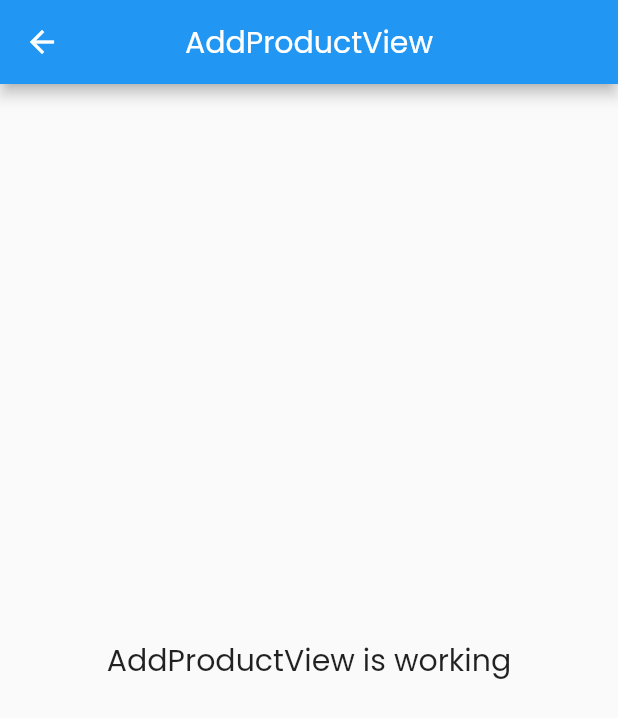
After one commit to dna2121/cafe_app, a Flutter app: the AddProductView screen opened by its route, on a phone screen of 412 x 824 dp. The commit adds this screen. Shown: the top 718 px of the screen. Run offline on Flutter 3.47's test engine with Material 2 defaults, Android fonts, the light colour scheme and no system bars; our stand-ins replace font_awesome_flutter, get.

Commit message:
get create page: add product

```diff
--- /dev/null
+++ b/lib/app/modules/add_product/views/add_product_view.dart
@@ -0,0 +1,24 @@
+import 'package:flutter/material.dart';
+
+import 'package:get/get.dart';
+
+import '../controllers/add_product_controller.dart';
+
+class AddProductView extends GetView<AddProductController> {
+  const AddProductView({Key? key}) : super(key: key);
+  @override
+  Widget build(BuildContext context) {
+    return Scaffold(
+      appBar: AppBar(
+        title: const Text('AddProductView'),
+        centerTitle: true,
+      ),
+      body: Center(
+        child: Text(
+          'AddProductView is working',
+          style: TextStyle(fontSize: 20),
+        ),
+      ),
+    );
+  }
+}
--- a/lib/app/routes/app_pages.dart
+++ b/lib/app/routes/app_pages.dart
@@ -1,5 +1,7 @@
 import 'package:get/get.dart';
 
+import '../modules/add_product/bindings/add_product_binding.dart';
+import '../modules/add_product/views/add_product_view.dart';
 import '../modules/home/bindings/home_binding.dart';
 import '../modules/home/views/home_view.dart';
 import '../modules/login/bindings/login_binding.dart';
@@ -44,5 +46,10 @@
       page: () => const ProductView(),
       binding: ProductBinding(),
     ),
+    GetPage(
+      name: _Paths.ADD_PRODUCT,
+      page: () => const AddProductView(),
+      binding: AddProductBinding(),
+    ),
   ];
 }
--- a/lib/app/routes/app_routes.dart
+++ b/lib/app/routes/app_routes.dart
@@ -9,6 +9,7 @@
   static const LANDING = _Paths.LANDING;
   static const PROFILE = _Paths.PROFILE;
   static const PRODUCT = _Paths.PRODUCT;
+  static const ADD_PRODUCT = _Paths.ADD_PRODUCT;
 }
 
 abstract class _Paths {
@@ -19,4 +20,5 @@
   static const LANDING = '/landing';
   static const PROFILE = '/profile';
   static const PRODUCT = '/product';
+  static const ADD_PRODUCT = '/add-product';
 }
```
Also changed, not shown: lib/app/modules/add_product/bindings/add_product_binding.dart (added, +12 -0 lines), lib/app/modules/add_product/controllers/add_product_controller.dart (added, +23 -0 lines).
